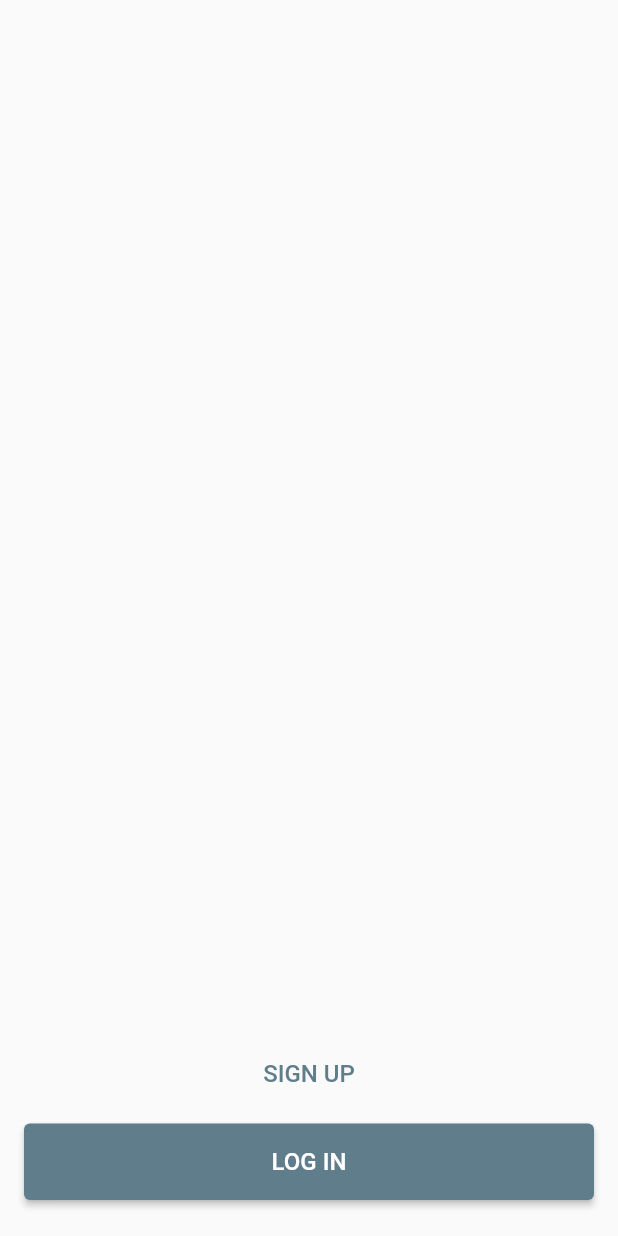
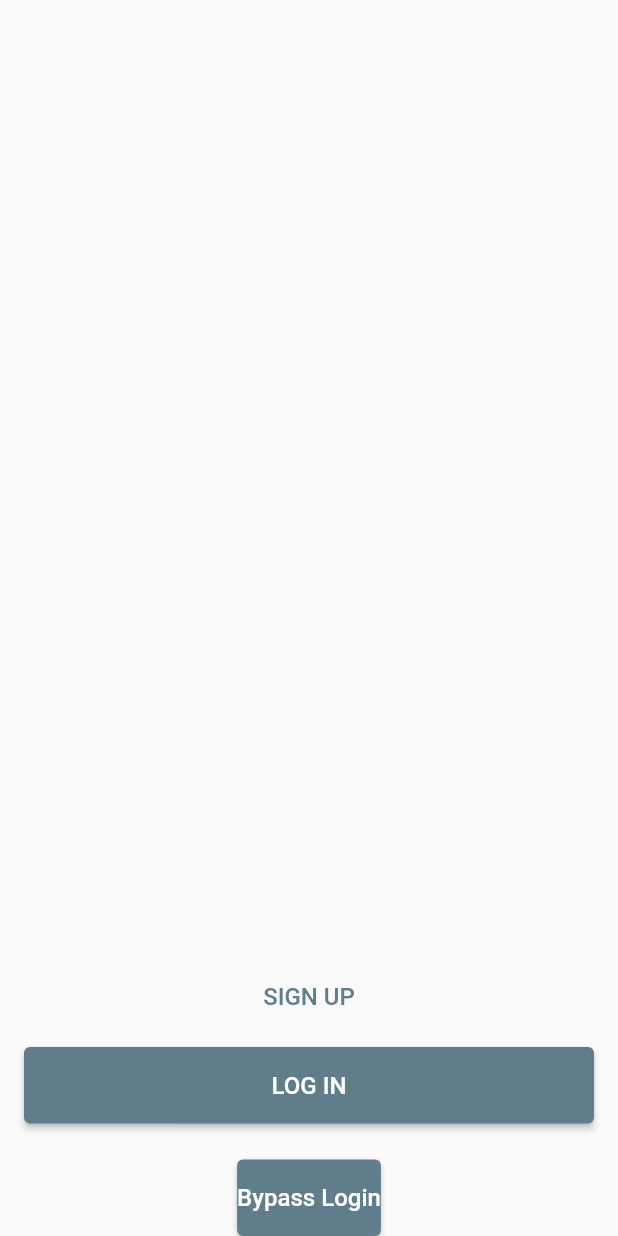
Before and after one commit to cactuspoint/CSCI334Project, a Flutter app: the screen it shows after launch, on a phone screen of 412 x 824 dp. Run offline on Flutter 3.47's test engine with Material 2 defaults, Android fonts, the phone set to English and light mode, and no system bars; our stand-ins replace graphql_flutter, qr_flutter; missing offline and left inert: qr_code_scanner.

Commit message:
debug button to bypass login

```diff
--- a/client/lib/welcome.dart
+++ b/client/lib/welcome.dart
@@ -2,6 +2,7 @@ import 'dart:ui';
 
 import 'login.dart';
 import 'signup.dart';
+import 'dashboard.dart';
 import 'package:flutter/material.dart';
 
 class WelcomePage extends StatefulWidget {
@@ -82,6 +83,21 @@ class _WelcomePageState extends State<WelcomePage> {
               ),
             ),
           ),
+          Center(
+            child: ElevatedButton(
+              style: ElevatedButton.styleFrom(
+                padding: EdgeInsets.symmetric(vertical: 16.0),
+              ),
+              onPressed: () {
+                Navigator.push(context,
+                    MaterialPageRoute(builder: (context) => DashboardPage()));
+              },
+              child: Text(
+                'Bypass Login',
+                style: TextStyle(fontSize: 16),
+              ),
+            ),
+          ),
         ],
       ),
       // floatingActionButton: FloatingActionButton(
```
